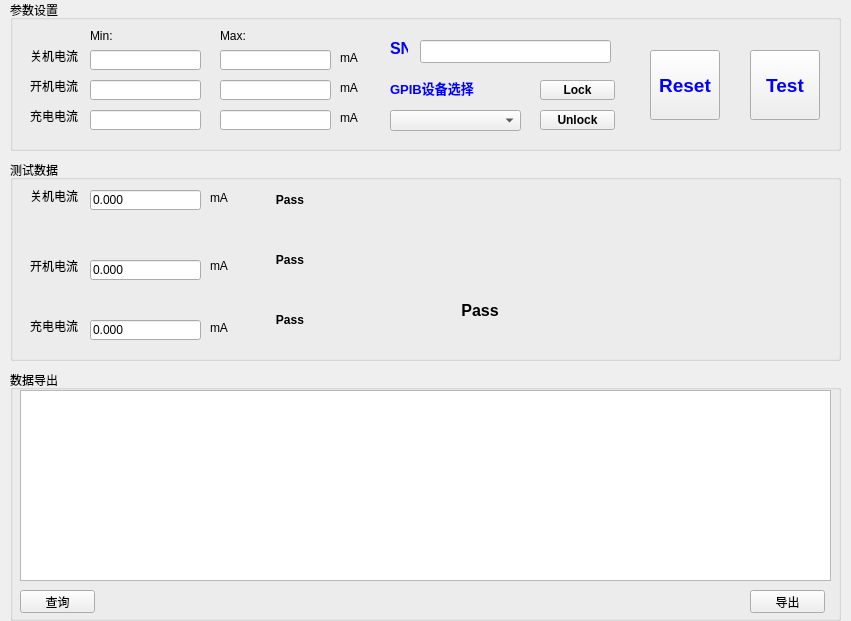
happyrabbit456/Qt5_dev, file project/Harman_T500/currentform.ui: the form before one commit.
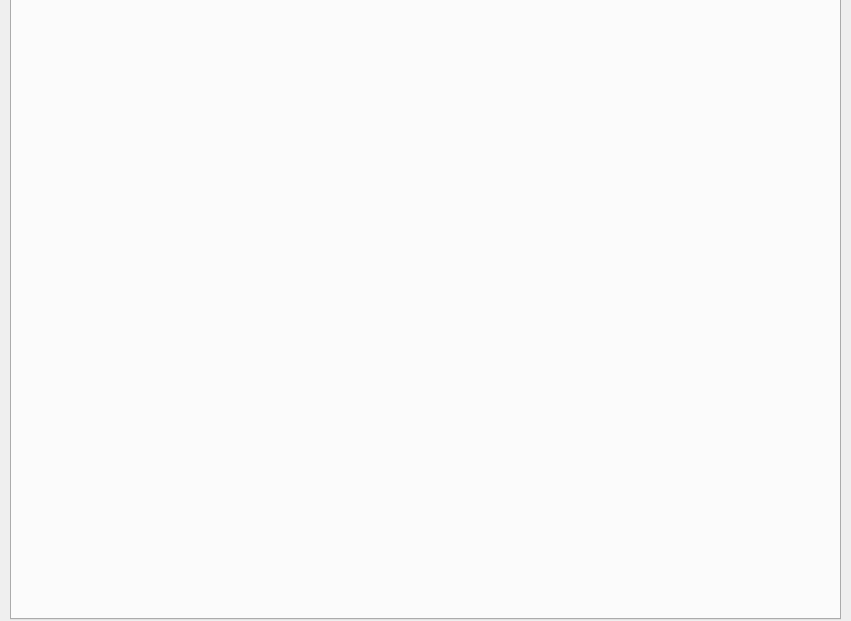
The form after the commit.

Commit message: 1.Harman T500 project - 参数设置分离

Diff of the .ui file:
```diff
--- a/project/Harman_T500/currentform.ui
+++ b/project/Harman_T500/currentform.ui
@@ -13,634 +13,15 @@
   <property name="windowTitle">
    <string>Form</string>
   </property>
-  <widget class="QGroupBox" name="groupBox">
+  <widget class="QTabWidget" name="tabCurrentWidget">
    <property name="geometry">
     <rect>
      <x>10</x>
-     <y>0</y>
+     <y>-1</y>
      <width>831</width>
-     <height>151</height>
+     <height>621</height>
     </rect>
    </property>
-   <property name="title">
-    <string>参数设置</string>
-   </property>
-   <widget class="QLabel" name="labelGPIBSelector">
-    <property name="geometry">
-     <rect>
-      <x>380</x>
-      <y>80</y>
-      <width>131</width>
-      <height>16</height>
-     </rect>
-    </property>
-    <property name="font">
-     <font>
-      <pointsize>10</pointsize>
-      <weight>75</weight>
-      <bold>true</bold>
-     </font>
-    </property>
-    <property name="styleSheet">
-     <string notr="true">color: rgb(0, 0, 255);</string>
-    </property>
-    <property name="text">
-     <string>GPIB设备选择</string>
-    </property>
-   </widget>
-   <widget class="QComboBox" name="comboGPIBSelector">
-    <property name="geometry">
-     <rect>
-      <x>380</x>
-      <y>110</y>
-      <width>131</width>
-      <height>21</height>
-     </rect>
-    </property>
-    <property name="font">
-     <font>
-      <weight>50</weight>
-      <bold>false</bold>
-     </font>
-    </property>
-    <property name="styleSheet">
-     <string notr="true">color: rgb(0, 0, 0);</string>
-    </property>
-   </widget>
-   <widget class="QLabel" name="labelSN">
-    <property name="geometry">
-     <rect>
-      <x>380</x>
-      <y>40</y>
-      <width>18</width>
-      <height>16</height>
-     </rect>
-    </property>
-    <property name="font">
-     <font>
-      <pointsize>12</pointsize>
-      <weight>75</weight>
-      <bold>true</bold>
-     </font>
-    </property>
-    <property name="styleSheet">
-     <string notr="true">color: rgb(0, 0, 255);</string>
-    </property>
-    <property name="text">
-     <string>SN</string>
-    </property>
-   </widget>
-   <widget class="QLineEdit" name="lineEditSN">
-    <property name="geometry">
-     <rect>
-      <x>410</x>
-      <y>40</y>
-      <width>191</width>
-      <height>23</height>
-     </rect>
-    </property>
-    <property name="font">
-     <font>
-      <weight>75</weight>
-      <bold>true</bold>
-     </font>
-    </property>
-    <property name="styleSheet">
-     <string notr="true">color: rgb(0, 0, 0);</string>
-    </property>
-   </widget>
-   <widget class="QPushButton" name="btnTest">
-    <property name="geometry">
-     <rect>
-      <x>740</x>
-      <y>50</y>
-      <width>70</width>
-      <height>70</height>
-     </rect>
-    </property>
-    <property name="font">
-     <font>
-      <pointsize>14</pointsize>
-      <weight>75</weight>
-      <bold>true</bold>
-     </font>
-    </property>
-    <property name="styleSheet">
-     <string notr="true">color: rgb(0, 0, 255);</string>
-    </property>
-    <property name="text">
-     <string>Test</string>
-    </property>
-   </widget>
-   <widget class="QPushButton" name="btnLock">
-    <property name="geometry">
-     <rect>
-      <x>530</x>
-      <y>80</y>
-      <width>75</width>
-      <height>20</height>
-     </rect>
-    </property>
-    <property name="font">
-     <font>
-      <pointsize>9</pointsize>
-      <weight>75</weight>
-      <bold>true</bold>
-     </font>
-    </property>
-    <property name="styleSheet">
-     <string notr="true">color: rgb(0, 0, 0);</string>
-    </property>
-    <property name="text">
-     <string>Lock</string>
-    </property>
-   </widget>
-   <widget class="QPushButton" name="btnUnlock">
-    <property name="geometry">
-     <rect>
-      <x>530</x>
-      <y>110</y>
-      <width>75</width>
-      <height>20</height>
-     </rect>
-    </property>
-    <property name="font">
-     <font>
-      <weight>75</weight>
-      <bold>true</bold>
-     </font>
-    </property>
-    <property name="styleSheet">
-     <string notr="true">color: rgb(0, 0, 0);</string>
-    </property>
-    <property name="text">
-     <string>Unlock</string>
-    </property>
-   </widget>
-   <widget class="QLabel" name="labelIdleCurrent">
-    <property name="geometry">
-     <rect>
-      <x>20</x>
-      <y>50</y>
-      <width>54</width>
-      <height>12</height>
-     </rect>
-    </property>
-    <property name="text">
-     <string>关机电流</string>
-    </property>
-   </widget>
-   <widget class="QLabel" name="labelWorkCurrent">
-    <property name="geometry">
-     <rect>
-      <x>20</x>
-      <y>80</y>
-      <width>54</width>
-      <height>12</height>
-     </rect>
-    </property>
-    <property name="text">
-     <string>开机电流</string>
-    </property>
-   </widget>
-   <widget class="QLabel" name="labelChargeCurrent">
-    <property name="geometry">
-     <rect>
-      <x>20</x>
-      <y>110</y>
-      <width>54</width>
-      <height>12</height>
-     </rect>
-    </property>
-    <property name="text">
-     <string>充电电流</string>
-    </property>
-   </widget>
-   <widget class="QLabel" name="labelMinCurrent">
-    <property name="geometry">
-     <rect>
-      <x>80</x>
-      <y>30</y>
-      <width>54</width>
-      <height>12</height>
-     </rect>
-    </property>
-    <property name="text">
-     <string>Min:</string>
-    </property>
-   </widget>
-   <widget class="QLabel" name="labelMaxCurrent">
-    <property name="geometry">
-     <rect>
-      <x>210</x>
-      <y>30</y>
-      <width>54</width>
-      <height>12</height>
-     </rect>
-    </property>
-    <property name="text">
-     <string>Max:</string>
-    </property>
-   </widget>
-   <widget class="QLineEdit" name="editMinIdleCurrent">
-    <property name="geometry">
-     <rect>
-      <x>80</x>
-      <y>50</y>
-      <width>111</width>
-      <height>20</height>
-     </rect>
-    </property>
-   </widget>
-   <widget class="QLineEdit" name="editMinWorkCurrent">
-    <property name="geometry">
-     <rect>
-      <x>80</x>
-      <y>80</y>
-      <width>111</width>
-      <height>20</height>
-     </rect>
-    </property>
-   </widget>
-   <widget class="QLineEdit" name="editMaxIdleCurrent">
-    <property name="geometry">
-     <rect>
-      <x>210</x>
-      <y>50</y>
-      <width>111</width>
-      <height>20</height>
-     </rect>
-    </property>
-   </widget>
-   <widget class="QLineEdit" name="editMaxWorkCurrent">
-    <property name="geometry">
-     <rect>
-      <x>210</x>
-      <y>80</y>
-      <width>111</width>
-      <height>20</height>
-     </rect>
-    </property>
-   </widget>
-   <widget class="QLineEdit" name="editMinChargeCurrent">
-    <property name="geometry">
-     <rect>
-      <x>80</x>
-      <y>110</y>
-      <width>111</width>
-      <height>20</height>
-     </rect>
-    </property>
-   </widget>
-   <widget class="QLineEdit" name="editMaxChargeCurrent">
-    <property name="geometry">
-     <rect>
-      <x>210</x>
-      <y>110</y>
-      <width>111</width>
-      <height>20</height>
-     </rect>
-    </property>
-   </widget>
-   <widget class="QLabel" name="labelIdleCurrentUnit">
-    <property name="geometry">
-     <rect>
-      <x>330</x>
-      <y>50</y>
-      <width>31</width>
-      <height>16</height>
-     </rect>
-    </property>
-    <property name="text">
-     <string>mA</string>
-    </property>
-   </widget>
-   <widget class="QLabel" name="labelWorkCurrentUnit">
-    <property name="geometry">
-     <rect>
-      <x>330</x>
-      <y>80</y>
-      <width>31</width>
-      <height>16</height>
-     </rect>
-    </property>
-    <property name="text">
-     <string>mA</string>
-    </property>
-   </widget>
-   <widget class="QLabel" name="labelChargeCurrentUnit">
-    <property name="geometry">
-     <rect>
-      <x>330</x>
-      <y>110</y>
-      <width>31</width>
-      <height>16</height>
-     </rect>
-    </property>
-    <property name="text">
-     <string>mA</string>
-    </property>
-   </widget>
-   <widget class="QPushButton" name="btnReset">
-    <property name="geometry">
-     <rect>
-      <x>640</x>
-      <y>50</y>
-      <width>70</width>
-      <height>70</height>
-     </rect>
-    </property>
-    <property name="font">
-     <font>
-      <pointsize>14</pointsize>
-      <weight>75</weight>
-      <bold>true</bold>
-     </font>
-    </property>
-    <property name="styleSheet">
-     <string notr="true">color: rgb(0, 0, 255);</string>
-    </property>
-    <property name="text">
-     <string>Reset</string>
-    </property>
-   </widget>
-  </widget>
-  <widget class="QGroupBox" name="groupBoxTest">
-   <property name="geometry">
-    <rect>
-     <x>10</x>
-     <y>160</y>
-     <width>831</width>
-     <height>201</height>
-    </rect>
-   </property>
-   <property name="title">
-    <string>测试数据</string>
-   </property>
-   <widget class="QLabel" name="txtChargeCurrent">
-    <property name="geometry">
-     <rect>
-      <x>20</x>
-      <y>160</y>
-      <width>54</width>
-      <height>12</height>
-     </rect>
-    </property>
-    <property name="text">
-     <string>充电电流</string>
-    </property>
-   </widget>
-   <widget class="QLabel" name="txtlIdleCurrent">
-    <property name="geometry">
-     <rect>
-      <x>20</x>
-      <y>30</y>
-      <width>54</width>
-      <height>12</height>
-     </rect>
-    </property>
-    <property name="text">
-     <string>关机电流</string>
-    </property>
-   </widget>
-   <widget class="QLineEdit" name="editChargeCurrent">
-    <property name="geometry">
-     <rect>
-      <x>80</x>
-      <y>160</y>
-      <width>111</width>
-      <height>20</height>
-     </rect>
-    </property>
-    <property name="text">
-     <string>0.000</string>
-    </property>
-    <property name="readOnly">
-     <bool>true</bool>
-    </property>
-   </widget>
-   <widget class="QLineEdit" name="editIdleCurrent">
-    <property name="geometry">
-     <rect>
-      <x>80</x>
-      <y>30</y>
-      <width>111</width>
-      <height>20</height>
-     </rect>
-    </property>
-    <property name="text">
-     <string>0.000</string>
-    </property>
-    <property name="readOnly">
-     <bool>true</bool>
-    </property>
-   </widget>
-   <widget class="QLineEdit" name="editWorkCurrent">
-    <property name="geometry">
-     <rect>
-      <x>80</x>
-      <y>100</y>
-      <width>111</width>
-      <height>20</height>
-     </rect>
-    </property>
-    <property name="text">
-     <string>0.000</string>
-    </property>
-    <property name="readOnly">
-     <bool>true</bool>
-    </property>
-   </widget>
-   <widget class="QLabel" name="txtWorkCurrent">
-    <property name="geometry">
-     <rect>
-      <x>20</x>
-      <y>100</y>
-      <width>54</width>
-      <height>12</height>
-     </rect>
-    </property>
-    <property name="text">
-     <string>开机电流</string>
-    </property>
-   </widget>
-   <widget class="QLabel" name="txtChargeCurrentUnit">
-    <property name="geometry">
-     <rect>
-      <x>200</x>
-      <y>160</y>
-      <width>31</width>
-      <height>16</height>
-     </rect>
-    </property>
-    <property name="text">
-     <string>mA</string>
-    </property>
-   </widget>
-   <widget class="QLabel" name="txtIdleCurrentUnit">
-    <property name="geometry">
-     <rect>
-      <x>200</x>
-      <y>30</y>
-      <width>31</width>
-      <height>16</height>
-     </rect>
-    </property>
-    <property name="text">
-     <string>mA</string>
-    </property>
-   </widget>
-   <widget class="QLabel" name="txtWorkCurrentUnit">
-    <property name="geometry">
-     <rect>
-      <x>200</x>
-      <y>96</y>
-      <width>31</width>
-      <height>20</height>
-     </rect>
-    </property>
-    <property name="text">
-     <string>mA</string>
-    </property>
-   </widget>
-   <widget class="QLabel" name="labelIdleCurrentStatus">
-    <property name="geometry">
-     <rect>
-      <x>260</x>
-      <y>20</y>
-      <width>40</width>
-      <height>40</height>
-     </rect>
-    </property>
-    <property name="font">
-     <font>
-      <weight>75</weight>
-      <bold>true</bold>
-     </font>
-    </property>
-    <property name="text">
-     <string>Pass</string>
-    </property>
-    <property name="alignment">
-     <set>Qt::AlignCenter</set>
-    </property>
-   </widget>
-   <widget class="QLabel" name="labelWorkCurrentStatus">
-    <property name="geometry">
-     <rect>
-      <x>260</x>
-      <y>80</y>
-      <width>40</width>
-      <height>40</height>
-     </rect>
-    </property>
-    <property name="font">
-     <font>
-      <weight>75</weight>
-      <bold>true</bold>
-     </font>
-    </property>
-    <property name="text">
-     <string>Pass</string>
-    </property>
-    <property name="alignment">
-     <set>Qt::AlignCenter</set>
-    </property>
-   </widget>
-   <widget class="QLabel" name="labelChargeCurrentStatus">
-    <property name="geometry">
-     <rect>
-      <x>260</x>
-      <y>140</y>
-      <width>40</width>
-      <height>40</height>
-     </rect>
-    </property>
-    <property name="font">
-     <font>
-      <weight>75</weight>
-      <bold>true</bold>
-     </font>
-    </property>
-    <property name="text">
-     <string>Pass</string>
-    </property>
-    <property name="alignment">
-     <set>Qt::AlignCenter</set>
-    </property>
-   </widget>
-   <widget class="QLabel" name="labelResultStatus">
-    <property name="geometry">
-     <rect>
-      <x>440</x>
-      <y>120</y>
-      <width>60</width>
-      <height>60</height>
-     </rect>
-    </property>
-    <property name="font">
-     <font>
-      <pointsize>12</pointsize>
-      <weight>75</weight>
-      <bold>true</bold>
-     </font>
-    </property>
-    <property name="text">
-     <string>Pass</string>
-    </property>
-    <property name="alignment">
-     <set>Qt::AlignCenter</set>
-    </property>
-   </widget>
-  </widget>
-  <widget class="QGroupBox" name="groupBoxDatabase">
-   <property name="geometry">
-    <rect>
-     <x>10</x>
-     <y>370</y>
-     <width>831</width>
-     <height>251</height>
-    </rect>
-   </property>
-   <property name="title">
-    <string>数据导出</string>
-   </property>
-   <widget class="QTableView" name="tableView">
-    <property name="geometry">
-     <rect>
-      <x>10</x>
-      <y>20</y>
-      <width>811</width>
-      <height>191</height>
-     </rect>
-    </property>
-   </widget>
-   <widget class="QPushButton" name="btnQuery">
-    <property name="geometry">
-     <rect>
-      <x>10</x>
-      <y>220</y>
-      <width>75</width>
-      <height>23</height>
-     </rect>
-    </property>
-    <property name="text">
-     <string>查询</string>
-    </property>
-   </widget>
-   <widget class="QPushButton" name="btnExport">
-    <property name="geometry">
-     <rect>
-      <x>740</x>
-      <y>220</y>
-      <width>75</width>
-      <height>23</height>
-     </rect>
-    </property>
-    <property name="text">
-     <string>导出</string>
-    </property>
-   </widget>
   </widget>
  </widget>
  <resources/>
```
The commit also changes 17 other files.
